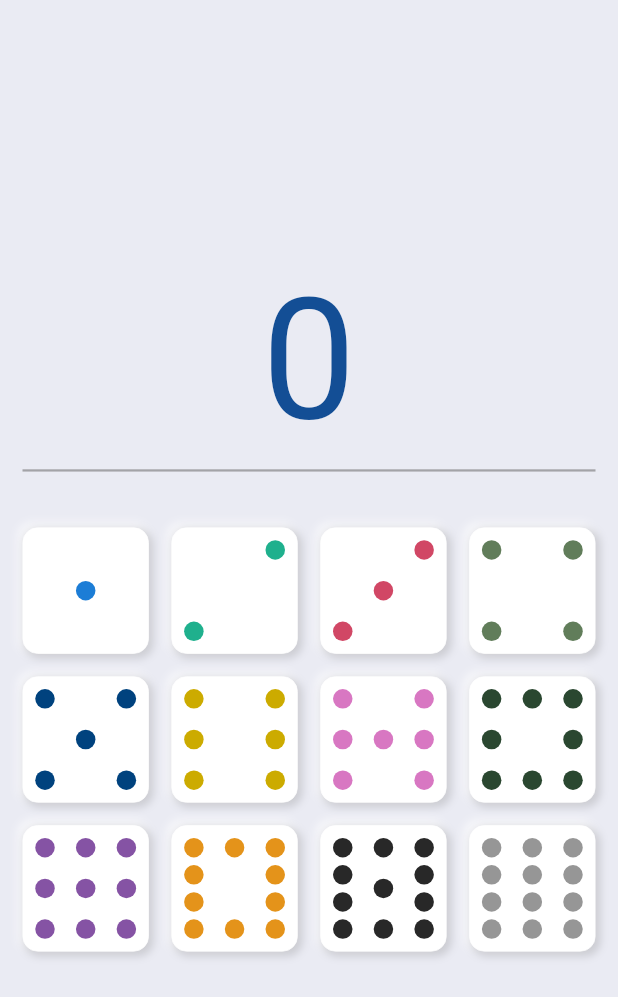
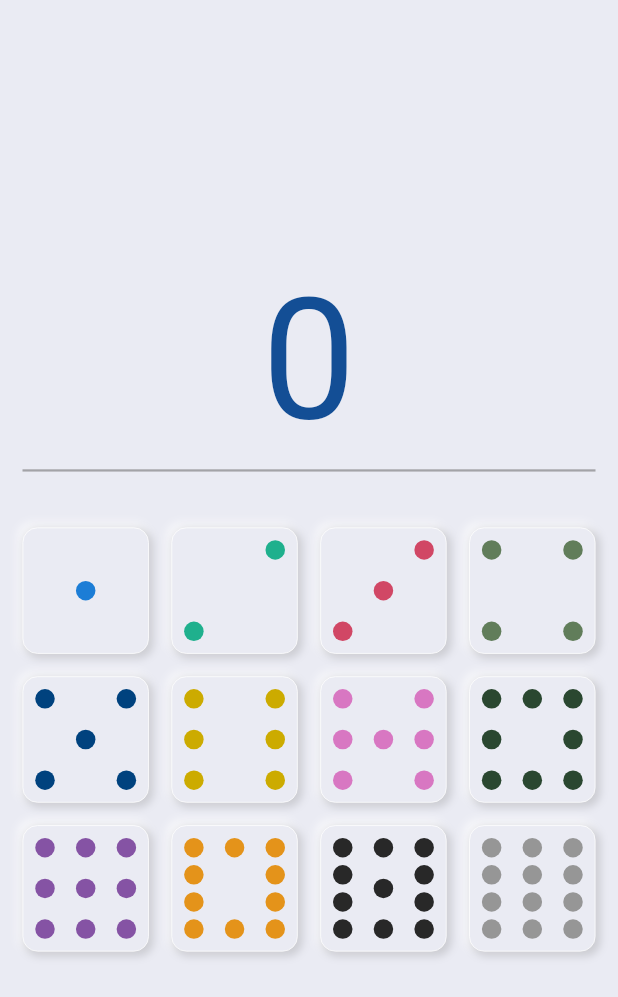
Before and after one commit to esron/mexican_calculator, a Flutter app: the screen it shows after launch, on a phone screen of 412 x 824 dp. Shown: the top 997 px of the screen. Run offline on Flutter 3.47's test engine with Material 2 defaults, Android fonts, the phone set to English and light mode, and no system bars.

Commit message:
changes the background color of the dominoes

```diff
--- a/lib/widgets/domino_piece.dart
+++ b/lib/widgets/domino_piece.dart
@@ -29,7 +29,7 @@ class DominoPiece extends StatelessWidget {
       child: new Container(
         padding: const EdgeInsets.all(8),
         decoration: BoxDecoration(
-          color: Colors.white,
+          color: Color(0xFFEAEBF3),
           borderRadius: BorderRadius.only(
             topLeft: Radius.circular(10),
             topRight: Radius.circular(10),
```
